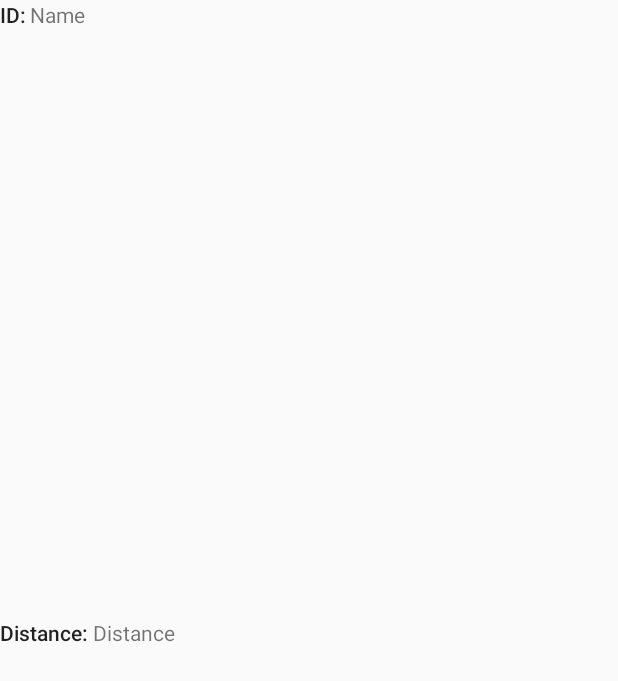
After one commit to Eduardoaafonso/MI12, an Android app: the layout item.xml on its own in the app's theme, with its tools: preview values and no code run, on a phone screen of 412 x 824 dp. The commit adds this screen. Shown: the top 681 px of the screen. Run offline under Robolectric (Android 15) with nearby library versions, the phone set to English and light mode, and no system bars.

Commit message:
Quase funciona
Trava quando tento atualizar o ListView

```diff
--- a/MyApplication3/app/src/main/AndroidManifest.xml
+++ b/MyApplication3/app/src/main/AndroidManifest.xml
@@ -42,7 +42,11 @@
             android:name="org.altbeacon.beaconreference.ConfiguringActivity"
             android:label="Configuring"
             android:parentActivityName=".MenuPrincipal"
-            android:theme="@style/AppTheme.NoActionBar" />
+            android:theme="@style/AppTheme.NoActionBar" >
+            <intent-filter>
+                <category android:name="android.intent.category.DEFAULT" />
+            </intent-filter>
+        </activity>
     </application>
 
 </manifest>
--- a/MyApplication3/app/src/main/java/org/altbeacon/beaconreference/RangingActivity.java
+++ b/MyApplication3/app/src/main/java/org/altbeacon/beaconreference/RangingActivity.java
@@ -4,6 +4,7 @@ import java.util.ArrayList;
 import java.util.Collection;
 import java.util.Iterator;
 
+import android.annotation.SuppressLint;
 import android.app.Activity;
 import android.app.ListActivity;
 
@@ -107,6 +108,7 @@ public class RangingActivity extends Activity implements BeaconConsumer {
 
     private void logToDisplay2(final String uuid, final double distance) {
         runOnUiThread(new Runnable() {
+            @SuppressLint("DefaultLocale")
             public void run() {
                 EditText editText = RangingActivity.this.findViewById(R.id.rangingText2);
 
--- /dev/null
+++ b/MyApplication3/app/src/main/res/layout/item.xml
@@ -0,0 +1,47 @@
+<LinearLayout xmlns:android="http://schemas.android.com/apk/res/android"
+    android:layout_width="match_parent"
+    android:layout_height="match_parent"
+    android:orientation="vertical">
+
+    <LinearLayout
+        android:layout_width="match_parent"
+        android:layout_height="wrap_content"
+        android:layout_weight="1"
+        android:orientation="horizontal">
+
+        <TextView
+            android:layout_width="40dp"
+            android:layout_height="wrap_content"
+            android:layout_weight="1"
+            android:text="ID: "
+            android:textAppearance="@style/TextAppearance.AppCompat.Body2" />
+
+        <TextView
+            android:id="@+id/beaconName"
+            android:layout_width="match_parent"
+            android:layout_height="wrap_content"
+            android:layout_weight="1"
+            android:text="Name" />
+    </LinearLayout>
+
+    <LinearLayout
+        android:layout_width="match_parent"
+        android:layout_height="wrap_content"
+        android:layout_weight="1"
+        android:orientation="horizontal">
+
+        <TextView
+            android:layout_width="124dp"
+            android:layout_height="wrap_content"
+            android:layout_weight="1"
+            android:text="Distance: "
+            android:textAppearance="@style/TextAppearance.AppCompat.Body2" />
+
+        <TextView
+            android:id="@+id/beaconDistance"
+            android:layout_width="match_parent"
+            android:layout_height="wrap_content"
+            android:layout_weight="1"
+            android:text="Distance" />
+    </LinearLayout>
+</LinearLayout>
```
Also changed, not shown: MyApplication3/app/src/main/java/org/altbeacon/beaconreference/ConfiguringActivity.java (+75 -16 lines).
